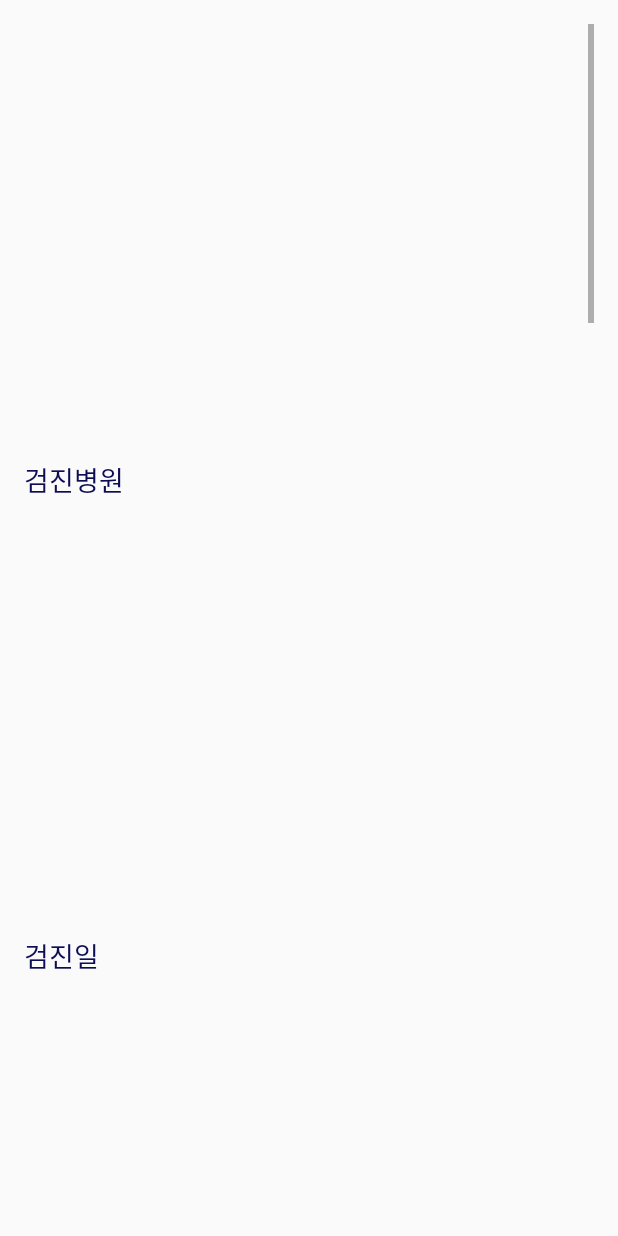
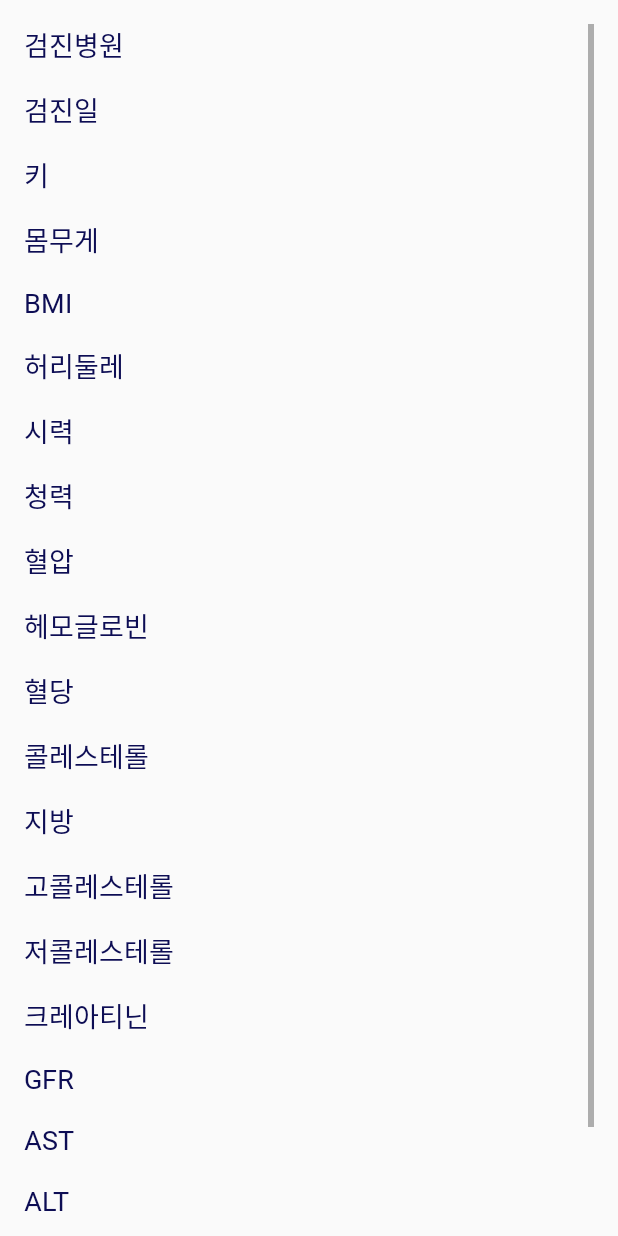
Before and after one commit to ildangazo-health/please2, an Android app: the layout activity_checkup_detail.xml on its own in the app's theme, with its tools: preview values and no code run, on a phone screen of 412 x 824 dp. Run offline under Robolectric (Android 15) with nearby library versions, the phone set to English and light mode, and no system bars.

Commit message:
last commit?!?!

```diff
--- a/app/src/main/AndroidManifest.xml
+++ b/app/src/main/AndroidManifest.xml
@@ -19,7 +19,6 @@
             android:value="AIzaSyAnGySxP08NBlvL5-PToKgw6zCRHJoKQyA"/>
 
         <!-- SplashActivity를 진입점으로 설정 -->
-        <activity android:name=".CheckupDetailActivity"></activity>
 
         <activity
             android:name=".SplashActivity"
@@ -43,6 +42,9 @@
         <activity android:name=".InputCheckup2Activity" />
         <activity android:name=".InputCheckup3Activity" />
         <activity android:name=".MapActivity" />
+        <activity android:name=".CheckupDetailActivity"></activity>
+
+
 
         <meta-data android:name="android.max_aspect" android:value="2.1" />
     </application>
--- a/app/src/main/java/com/cookandroid/helloandroid/CheckupDetailActivity.java
+++ b/app/src/main/java/com/cookandroid/helloandroid/CheckupDetailActivity.java
@@ -11,6 +11,7 @@ public class CheckupDetailActivity extends AppCompatActivity{
     protected void onCreate(Bundle savedInstanceState) {
         super.onCreate(savedInstanceState);
         setContentView(R.layout.activity_checkup_detail);
+
 
         TextView hospitalTextView = findViewById(R.id.detailHospital);
         TextView dateTextView = findViewById(R.id.detailDate);
--- a/app/src/main/res/layout/activity_checkup_detail.xml
+++ b/app/src/main/res/layout/activity_checkup_detail.xml
@@ -1,5 +1,6 @@
 <?xml version="1.0" encoding="utf-8"?>
-<androidx.constraintlayout.widget.ConstraintLayout xmlns:android="http://schemas.android.com/apk/res/android"
+<androidx.constraintlayout.widget.ConstraintLayout
+    xmlns:android="http://schemas.android.com/apk/res/android"
     xmlns:app="http://schemas.android.com/apk/res-auto"
     xmlns:tools="http://schemas.android.com/tools"
     android:layout_width="match_parent"
@@ -15,239 +16,170 @@
         app:layout_constraintStart_toStartOf="parent"
         app:layout_constraintEnd_toEndOf="parent">
 
-        <androidx.constraintlayout.widget.ConstraintLayout
+        <LinearLayout
             android:layout_width="match_parent"
-            android:layout_height="wrap_content">
+            android:layout_height="wrap_content"
+            android:orientation="vertical">
 
             <TextView
                 android:id="@+id/detailHospital"
-                android:layout_width="0dp"
+                android:layout_width="match_parent"
                 android:layout_height="wrap_content"
                 android:text="검진병원"
                 android:textSize="18sp"
-                app:layout_constraintTop_toTopOf="parent"
-                app:layout_constraintStart_toStartOf="parent"
-                app:layout_constraintEnd_toEndOf="parent"
-                app:layout_constraintBottom_toTopOf="@+id/detailDate"
-                app:layout_constraintHorizontal_bias="0" />
+                android:layout_marginBottom="16dp" />
 
             <TextView
                 android:id="@+id/detailDate"
-                android:layout_width="0dp"
+                android:layout_width="match_parent"
                 android:layout_height="wrap_content"
                 android:text="검진일"
                 android:textSize="18sp"
-                app:layout_constraintTop_toBottomOf="@+id/detailHospital"
-                app:layout_constraintStart_toStartOf="parent"
-                app:layout_constraintEnd_toEndOf="parent"
-                app:layout_constraintBottom_toTopOf="@+id/detailHeight"
-                app:layout_constraintHorizontal_bias="0" />
+                android:layout_marginBottom="16dp" />
 
             <TextView
                 android:id="@+id/detailHeight"
-                android:layout_width="0dp"
+                android:layout_width="match_parent"
                 android:layout_height="wrap_content"
                 android:text="키"
                 android:textSize="18sp"
-                app:layout_constraintTop_toBottomOf="@+id/detailDate"
-                app:layout_constraintStart_toStartOf="parent"
-                app:layout_constraintEnd_toEndOf="parent"
-                app:layout_constraintBottom_toTopOf="@+id/detailWeight"
-                app:layout_constraintHorizontal_bias="0" />
+                android:layout_marginBottom="16dp" />
 
             <TextView
                 android:id="@+id/detailWeight"
-                android:layout_width="0dp"
+                android:layout_width="match_parent"
                 android:layout_height="wrap_content"
                 android:text="몸무게"
                 android:textSize="18sp"
-                app:layout_constraintTop_toBottomOf="@+id/detailHeight"
-                app:layout_constraintStart_toStartOf="parent"
-                app:layout_constraintEnd_toEndOf="parent"
-                app:layout_constraintBottom_toTopOf="@+id/detailBodyMass"
-                app:layout_constraintHorizontal_bias="0" />
+                android:layout_marginBottom="16dp" />
 
             <TextView
                 android:id="@+id/detailBodyMass"
-                android:layout_width="0dp"
+                android:layout_width="match_parent"
                 android:layout_height="wrap_content"
                 android:text="BMI"
                 android:textSize="18sp"
-                app:layout_constraintTop_toBottomOf="@+id/detailWeight"
-                app:layout_constraintStart_toStartOf="parent"
-                app:layout_constraintEnd_toEndOf="parent"
-                app:layout_constraintBottom_toTopOf="@+id/detailWaist"
-                app:layout_constraintHorizontal_bias="0" />
+                android:layout_marginBottom="16dp" />
 
             <TextView
                 android:id="@+id/detailWaist"
-                android:layout_width="0dp"
+                android:layout_width="match_parent"
                 android:layout_height="wrap_content"
                 android:text="허리둘레"
                 android:textSize="18sp"
-                app:layout_constraintTop_toBottomOf="@+id/detailBodyMass"
-                app:layout_constraintStart_toStartOf="parent"
-                app:layout_constraintEnd_toEndOf="parent"
-                app:layout_constraintBottom_toTopOf="@+id/detailSight"
-                app:layout_constraintHorizontal_bias="0" />
+                android:layout_marginBottom="16dp" />
 
             <TextView
                 android:id="@+id/detailSight"
-                android:layout_width="0dp"
+                android:layout_width="match_parent"
                 android:layout_height="wrap_content"
                 android:text="시력"
                 android:textSize="18sp"
-                app:layout_constraintTop_toBottomOf="@+id/detailWaist"
-                app:layout_constraintStart_toStartOf="parent"
-                app:layout_constraintEnd_toEndOf="parent"
-                app:layout_constraintBottom_toTopOf="@+id/detailHearing"
-                app:layout_constraintHorizontal_bias="0" />
+                android:layout_marginBottom="16dp" />
 
             <TextView
                 android:id="@+id/detailHearing"
-                android:layout_width="0dp"
+                android:layout_width="match_parent"
                 android:layout_height="wrap_content"
                 android:text="청력"
                 android:textSize="18sp"
-                app:layout_constraintTop_toBottomOf="@+id/detailSight"
-                app:layout_constraintStart_toStartOf="parent"
-                app:layout_constraintEnd_toEndOf="parent"
-                app:layout_constraintBottom_toTopOf="@+id/detailPressure"
-                app:layout_constraintHorizontal_bias="0" />
+                android:layout_marginBottom="16dp" />
 
             <TextView
                 android:id="@+id/detailPressure"
-                android:layout_width="0dp"
+                android:layout_width="match_parent"
                 android:layout_height="wrap_content"
                 android:text="혈압"
                 android:textSize="18sp"
-                app:layout_constraintTop_toBottomOf="@+id/detailHearing"
-                app:layout_constraintStart_toStartOf="parent"
-                app:layout_constraintEnd_toEndOf="parent"
-                app:layout_constraintBottom_toBottomOf="parent"
-                app:layout_constraintHorizontal_bias="0" />
+                android:layout_marginBottom="16dp" />
 
             <TextView
                 android:id="@+id/detailHemoglobin"
-                android:layout_width="0dp"
+                android:layout_width="match_parent"
                 android:layout_height="wrap_content"
                 android:text="헤모글로빈"
                 android:textSize="18sp"
-                app:layout_constraintTop_toBottomOf="@+id/detailPressure"
-                app:layout_constraintStart_toStartOf="parent"
-                app:layout_constraintEnd_toEndOf="parent"
-                app:layout_constraintHorizontal_bias="0" />
+                android:layout_marginBottom="16dp" />
 
             <TextView
                 android:id="@+id/detailBloodSugar"
-                android:layout_width="0dp"
+                android:layout_width="match_parent"
                 android:layout_height="wrap_content"
                 android:text="혈당"
                 android:textSize="18sp"
-                app:layout_constraintTop_toBottomOf="@+id/detailHemoglobin"
-                app:layout_constraintStart_toStartOf="parent"
-                app:layout_constraintEnd_toEndOf="parent"
-                app:layout_constraintHorizontal_bias="0" />
+                android:layout_marginBottom="16dp" />
 
             <TextView
                 android:id="@+id/detailCholesterol"
-                android:layout_width="0dp"
+                android:layout_width="match_parent"
                 android:layout_height="wrap_content"
                 android:text="콜레스테롤"
                 android:textSize="18sp"
-                app:layout_constraintTop_toBottomOf="@+id/detailBloodSugar"
-                app:layout_constraintStart_toStartOf="parent"
-                app:layout_constraintEnd_toEndOf="parent"
-                app:layout_constraintHorizontal_bias="0" />
+                android:layout_marginBottom="16dp" />
 
             <TextView
                 android:id="@+id/detailFat"
-                android:layout_width="0dp"
+                android:layout_width="match_parent"
                 android:layout_height="wrap_content"
                 android:text="지방"
                 android:textSize="18sp"
-                app:layout_constraintTop_toBottomOf="@+id/detailCholesterol"
-                app:layout_constraintStart_toStartOf="parent"
-                app:layout_constraintEnd_toEndOf="parent"
-                app:layout_constraintHorizontal_bias="0" />
+                android:layout_marginBottom="16dp" />
 
             <TextView
                 android:id="@+id/detailHighCholesterol"
-                android:layout_width="0dp"
+                android:layout_width="match_parent"
                 android:layout_height="wrap_content"
                 android:text="고콜레스테롤"
                 android:textSize="18sp"
-                app:layout_constraintTop_toBottomOf="@+id/detailFat"
-                app:layout_constraintStart_toStartOf="parent"
-                app:layout_constraintEnd_toEndOf="parent"
-                app:layout_constraintHorizontal_bias="0" />
+                android:layout_marginBottom="16dp" />
 
             <TextView
                 android:id="@+id/detailLowCholesterol"
-                android:layout_width="0dp"
+                android:layout_width="match_parent"
                 android:layout_height="wrap_content"
                 android:text="저콜레스테롤"
                 android:textSize="18sp"
-                app:layout_constraintTop_toBottomOf="@+id/detailHighCholesterol"
-                app:layout_constraintStart_toStartOf="parent"
-                app:layout_constraintEnd_toEndOf="parent"
-                app:layout_constraintHorizontal_bias="0" />
+                android:layout_marginBottom="16dp" />
 
             <TextView
                 android:id="@+id/detailCreatinine"
-                android:layout_width="0dp"
+                android:layout_width="match_parent"
                 android:layout_height="wrap_content"
                 android:text="크레아티닌"
                 android:textSize="18sp"
-                app:layout_constraintTop_toBottomOf="@+id/detailLowCholesterol"
-                app:layout_constraintStart_toStartOf="parent"
-                app:layout_constraintEnd_toEndOf="parent"
-                app:layout_constraintHorizontal_bias="0" />
+                android:layout_marginBottom="16dp" />
 
             <TextView
                 android:id="@+id/detailGFR"
-                android:layout_width="0dp"
+                android:layout_width="match_parent"
                 android:layout_height="wrap_content"
                 android:text="GFR"
                 android:textSize="18sp"
-                app:layout_constraintTop_toBottomOf="@+id/detailCreatinine"
-                app:layout_constraintStart_toStartOf="parent"
-                app:layout_constraintEnd_toEndOf="parent"
-                app:layout_constraintHorizontal_bias="0" />
+                android:layout_marginBottom="16dp" />
 
             <TextView
                 android:id="@+id/detailAST"
-                android:layout_width="0dp"
+                android:layout_width="match_parent"
                 android:layout_height="wrap_content"
                 android:text="AST"
                 android:textSize="18sp"
-                app:layout_constraintTop_toBottomOf="@+id/detailGFR"
-                app:layout_constraintStart_toStartOf="parent"
-                app:layout_constraintEnd_toEndOf="parent"
-                app:layout_constraintHorizontal_bias="0" />
+                android:layout_marginBottom="16dp" />
 
             <TextView
                 android:id="@+id/detailALT"
-                android:layout_width="0dp"
+                android:layout_width="match_parent"
                 android:layout_height="wrap_content"
                 android:text="ALT"
                 android:textSize="18sp"
-                app:layout_constraintTop_toBottomOf="@+id/detailAST"
-                app:layout_constraintStart_toStartOf="parent"
-                app:layout_constraintEnd_toEndOf="parent"
-                app:layout_constraintHorizontal_bias="0" />
+                android:layout_marginBottom="16dp" />
+
             <TextView
                 android:id="@+id/detailGPT"
-                android:layout_width="0dp"
+                android:layout_width="match_parent"
                 android:layout_height="wrap_content"
-                android:text="ALT"
+                android:text="GPT"
                 android:textSize="18sp"
-                app:layout_constraintTop_toBottomOf="@+id/detailALT"
-                app:layout_constraintStart_toStartOf="parent"
-                app:layout_constraintEnd_toEndOf="parent"
-                app:layout_constraintHorizontal_bias="0" />
-
-
-        </androidx.constraintlayout.widget.ConstraintLayout>
+                android:layout_marginBottom="16dp" />
+        </LinearLayout>
     </ScrollView>
 </androidx.constraintlayout.widget.ConstraintLayout>
```
